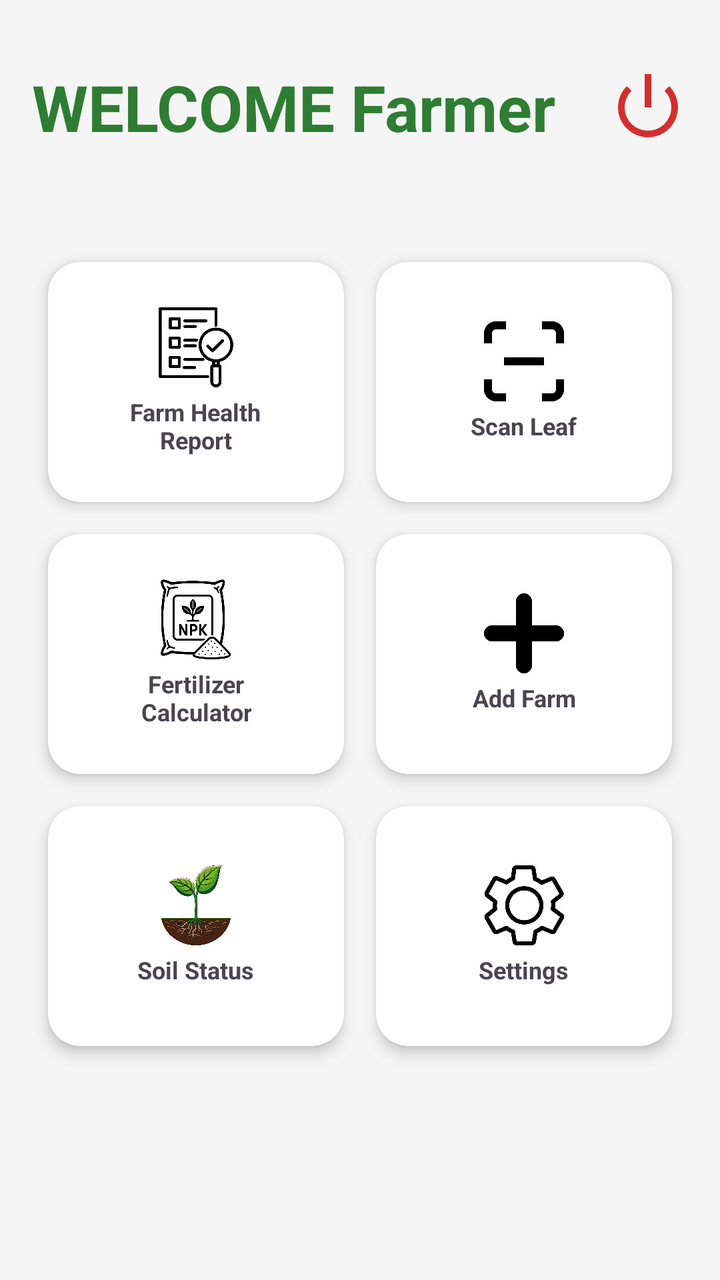
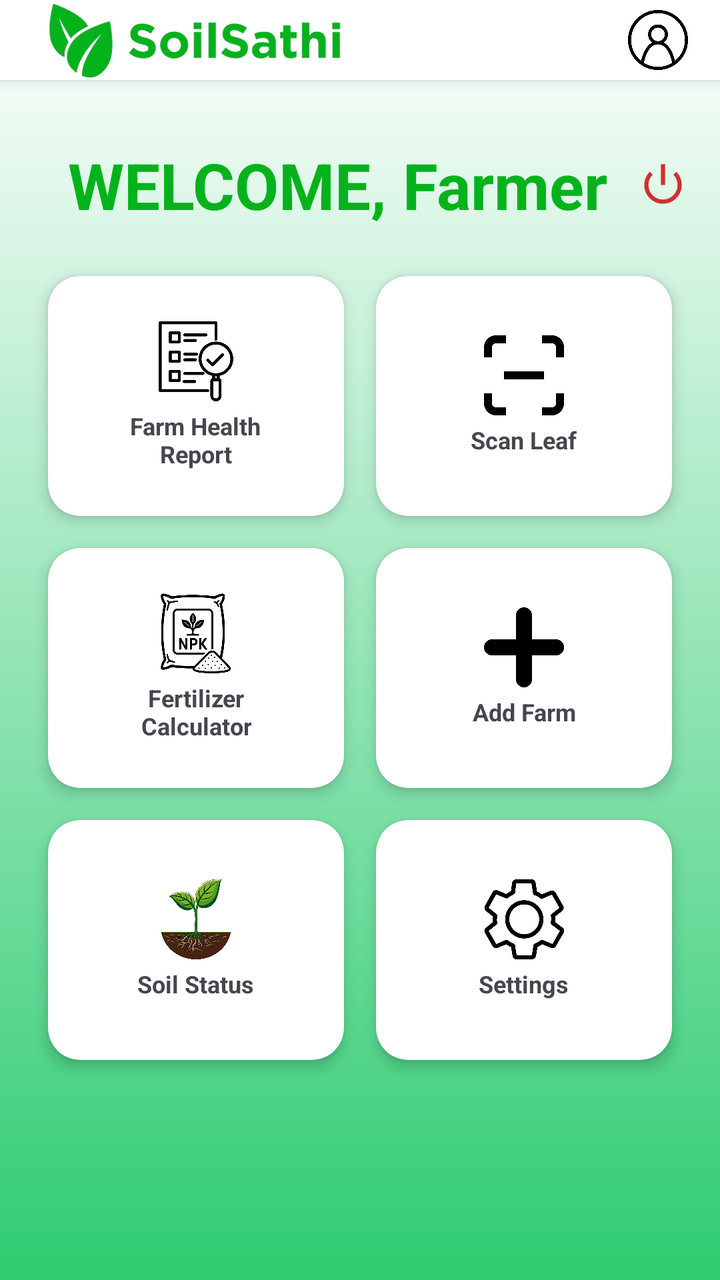

Compare the two renders of this Android layout. The source of the first and the diff that turns it into the second are given below.
<!-- AndroidManifest.xml: application theme Theme.FFHR -->
<!-- res/layout/activity_home.xml -->
<?xml version="1.0" encoding="utf-8"?>
<androidx.constraintlayout.widget.ConstraintLayout
    xmlns:android="http://schemas.android.com/apk/res/android"
    xmlns:app="http://schemas.android.com/apk/res-auto"
    android:layout_width="match_parent"
    android:layout_height="match_parent"
    android:background="#F5F5F5"
    android:padding="16dp">

    <TextView
        android:id="@+id/tvGreeting"
        android:layout_width="0dp"
        android:layout_height="wrap_content"
        android:text="WELCOME Farmer"
        android:textSize="32sp"
        android:textStyle="bold"
        android:textColor="#2E7D32"
        android:layout_marginTop="16dp"
        app:layout_constraintStart_toStartOf="parent"
        app:layout_constraintEnd_toStartOf="@+id/btnLogout"
        app:layout_constraintTop_toTopOf="parent"/>

    <ImageView
        android:id="@+id/btnLogout"
        android:layout_width="40dp"
        android:layout_height="40dp"
        android:src="@android:drawable/ic_lock_power_off"
        app:tint="#D32F2F"
        android:clickable="true"
        android:focusable="true"
        android:background="?attr/selectableItemBackgroundBorderless"
        app:layout_constraintEnd_toEndOf="parent"
        app:layout_constraintTop_toTopOf="@id/tvGreeting"
        app:layout_constraintBottom_toBottomOf="@id/tvGreeting"/>

    <FrameLayout
        android:id="@+id/fragment_container_weather"
        android:layout_width="match_parent"
        android:layout_height="wrap_content"
        android:layout_marginTop="24dp"
        app:layout_constraintTop_toBottomOf="@id/tvGreeting"
        app:layout_constraintStart_toStartOf="parent"
        app:layout_constraintEnd_toEndOf="parent" />

    <GridLayout
        android:id="@+id/gridLayout"
        android:layout_width="match_parent"
        android:layout_height="0dp"
        android:layout_marginTop="24dp"
        android:columnCount="2"
        android:rowCount="3"
        android:alignmentMode="alignMargins"
        app:layout_constraintTop_toBottomOf="@id/fragment_container_weather"
        app:layout_constraintBottom_toBottomOf="parent"
        app:layout_constraintStart_toStartOf="parent"
        app:layout_constraintEnd_toEndOf="parent">

        <androidx.cardview.widget.CardView
            android:id="@+id/cardHealthReport"
            android:layout_width="0dp"
            android:layout_height="120dp"
            android:layout_columnWeight="1"
            android:layout_margin="8dp"
            app:cardCornerRadius="16dp"
            app:cardElevation="4dp">
            <LinearLayout
                android:layout_width="match_parent"
                android:layout_height="match_parent"
                android:gravity="center"
                android:orientation="vertical">
                <ImageView android:layout_width="40dp" android:layout_height="40dp" android:src="@drawable/report" android:scaleType="fitCenter"/>
                <TextView android:layout_width="wrap_content" android:layout_height="wrap_content" android:text="Farm Health\nReport" android:textAlignment="center" android:textSize="12sp" android:textStyle="bold" android:layout_marginTop="4dp"/>
            </LinearLayout>
        </androidx.cardview.widget.CardView>

        <androidx.cardview.widget.CardView
            android:id="@+id/cardScanLeaf"
            android:layout_width="0dp"
            android:layout_height="120dp"
            android:layout_columnWeight="1"
            android:layout_margin="8dp"
            app:cardCornerRadius="16dp"
            app:cardElevation="4dp">
            <LinearLayout
                android:layout_width="match_parent"
                android:layout_height="match_parent"
                android:gravity="center"
                android:orientation="vertical">
                <ImageView android:layout_width="40dp" android:layout_height="40dp" android:src="@drawable/scan" android:scaleType="fitCenter"/>
                <TextView android:layout_width="wrap_content" android:layout_height="wrap_content" android:text="Scan Leaf" android:textAlignment="center" android:textSize="12sp" android:textStyle="bold" android:layout_marginTop="4dp"/>
            </LinearLayout>
        </androidx.cardview.widget.CardView>

        <androidx.cardview.widget.CardView
            android:id="@+id/cardFertilizer"
            android:layout_width="0dp"
            android:layout_height="120dp"
            android:layout_columnWeight="1"
            android:layout_margin="8dp"
            app:cardCornerRadius="16dp"
            app:cardElevation="4dp">
            <LinearLayout
                android:layout_width="match_parent"
                android:layout_height="match_parent"
                android:gravity="center"
                android:orientation="vertical">
                <ImageView android:layout_width="40dp" android:layout_height="40dp" android:src="@drawable/ferti" android:scaleType="fitCenter"/>
                <TextView android:layout_width="wrap_content" android:layout_height="wrap_content" android:text="Fertilizer\nCalculator" android:textAlignment="center" android:textSize="12sp" android:textStyle="bold" android:layout_marginTop="4dp"/>
            </LinearLayout>
        </androidx.cardview.widget.CardView>

        <androidx.cardview.widget.CardView
            android:id="@+id/cardAddFarm"
            android:layout_width="0dp"
            android:layout_height="120dp"
            android:layout_columnWeight="1"
            android:layout_margin="8dp"
            app:cardCornerRadius="16dp"
            app:cardElevation="4dp">
            <LinearLayout
                android:layout_width="match_parent"
                android:layout_height="match_parent"
                android:gravity="center"
                android:orientation="vertical">
                <ImageView android:layout_width="40dp" android:layout_height="40dp" android:src="@drawable/addfarm" android:scaleType="fitCenter"/>
                <TextView android:layout_width="wrap_content" android:layout_height="wrap_content" android:text="Add Farm" android:textAlignment="center" android:textSize="12sp" android:textStyle="bold" android:layout_marginTop="4dp"/>
            </LinearLayout>
        </androidx.cardview.widget.CardView>

        <androidx.cardview.widget.CardView
            android:id="@+id/cardSoilStatus"
            android:layout_width="0dp"
            android:layout_height="120dp"
            android:layout_columnWeight="1"
            android:layout_margin="8dp"
            app:cardCornerRadius="16dp"
            app:cardElevation="4dp">
            <LinearLayout
                android:layout_width="match_parent"
                android:layout_height="match_parent"
                android:gravity="center"
                android:orientation="vertical">
                <ImageView android:layout_width="40dp" android:layout_height="40dp" android:src="@drawable/soil" android:scaleType="fitCenter"/>
                <TextView android:layout_width="wrap_content" android:layout_height="wrap_content" android:text="Soil Status" android:textAlignment="center" android:textSize="12sp" android:textStyle="bold" android:layout_marginTop="4dp"/>
            </LinearLayout>
        </androidx.cardview.widget.CardView>

        <androidx.cardview.widget.CardView
            android:id="@+id/cardSettings"
            android:layout_width="0dp"
            android:layout_height="120dp"
            android:layout_columnWeight="1"
            android:layout_margin="8dp"
            app:cardCornerRadius="16dp"
            app:cardElevation="4dp">
            <LinearLayout
                android:layout_width="match_parent"
                android:layout_height="match_parent"
                android:gravity="center"
                android:orientation="vertical">
                <ImageView android:layout_width="40dp" android:layout_height="40dp" android:src="@drawable/settings" android:scaleType="fitCenter"/>
                <TextView android:layout_width="wrap_content" android:layout_height="wrap_content" android:text="Settings" android:textAlignment="center" android:textSize="12sp" android:textStyle="bold" android:layout_marginTop="4dp"/>
            </LinearLayout>
        </androidx.cardview.widget.CardView>

    </GridLayout>

</androidx.constraintlayout.widget.ConstraintLayout>
<!-- resources referenced by this layout -->
<resources>
  <!-- drawable addfarm: jpg bitmap (drawable, 5048 bytes) -->
  <!-- drawable ferti: jpg bitmap (drawable, 50295 bytes) -->
  <!-- drawable report: jpg bitmap (drawable, 14294 bytes) -->
  <!-- drawable scan: jpg bitmap (drawable, 4345 bytes) -->
  <!-- drawable settings: jpg bitmap (drawable, 31676 bytes) -->
  <!-- drawable soil: jpg bitmap (drawable, 131638 bytes) -->
  <style name="Theme.FFHR" parent="Base.Theme.FFHR" />
  <style name="Base.Theme.FFHR" parent="Theme.Material3.DayNight.NoActionBar">
          
          
      </style>
</resources>

<!-- the commit's change to res/layout/activity_home.xml (unified diff, before → after) -->
@@ -4,165 +4,304 @@
     xmlns:app="http://schemas.android.com/apk/res-auto"
     android:layout_width="match_parent"
     android:layout_height="match_parent"
-    android:background="#F5F5F5"
-    android:padding="16dp">
-
-    <TextView
-        android:id="@+id/tvGreeting"
-        android:layout_width="0dp"
-        android:layout_height="wrap_content"
-        android:text="WELCOME Farmer"
-        android:textSize="32sp"
-        android:textStyle="bold"
-        android:textColor="#2E7D32"
-        android:layout_marginTop="16dp"
-        app:layout_constraintStart_toStartOf="parent"
-        app:layout_constraintEnd_toStartOf="@+id/btnLogout"
-        app:layout_constraintTop_toTopOf="parent"/>
-
-    <ImageView
-        android:id="@+id/btnLogout"
-        android:layout_width="40dp"
-        android:layout_height="40dp"
-        android:src="@android:drawable/ic_lock_power_off"
-        app:tint="#D32F2F"
-        android:clickable="true"
-        android:focusable="true"
-        android:background="?attr/selectableItemBackgroundBorderless"
-        app:layout_constraintEnd_toEndOf="parent"
-        app:layout_constraintTop_toTopOf="@id/tvGreeting"
-        app:layout_constraintBottom_toBottomOf="@id/tvGreeting"/>
-
-    <FrameLayout
-        android:id="@+id/fragment_container_weather"
+    android:background="@drawable/login_bg_gradient">
+
+    <include
+        android:id="@+id/my_header"
+        layout="@layout/header_layout"
         android:layout_width="match_parent"
         android:layout_height="wrap_content"
-        android:layout_marginTop="24dp"
-        app:layout_constraintTop_toBottomOf="@id/tvGreeting"
+        app:layout_constraintTop_toTopOf="parent"
         app:layout_constraintStart_toStartOf="parent"
         app:layout_constraintEnd_toEndOf="parent" />
 
-    <GridLayout
-        android:id="@+id/gridLayout"
+    <ScrollView
         android:layout_width="match_parent"
         android:layout_height="0dp"
-        android:layout_marginTop="24dp"
-        android:columnCount="2"
-        android:rowCount="3"
-        android:alignmentMode="alignMargins"
-        app:layout_constraintTop_toBottomOf="@id/fragment_container_weather"
+        android:fillViewport="true"
+        app:layout_constraintTop_toBottomOf="@id/my_header"
+        app:layout_constraintBottom_toBottomOf="parent">
+
+        <androidx.constraintlayout.widget.ConstraintLayout
+            android:layout_width="match_parent"
+            android:layout_height="wrap_content"
+            android:padding="16dp">
+
+            <TextView
+                android:id="@+id/tvGreeting"
+                android:layout_width="0dp"
+                android:layout_height="wrap_content"
+                android:layout_marginStart="10dp"
+                android:layout_marginTop="15dp"
+                android:text=" WELCOME, Farmer"
+                android:textColor="#04b31b"
+                android:textSize="32sp"
+                android:textStyle="bold"
+                app:layout_constraintEnd_toStartOf="@+id/btnLogout"
+                app:layout_constraintStart_toStartOf="parent"
+                app:layout_constraintTop_toTopOf="parent" />
+
+            <ImageView
+                android:id="@+id/btnLogout"
+                android:layout_width="25dp"
+                android:layout_height="25dp"
+                android:src="@android:drawable/ic_lock_power_off"
+                app:tint="#D32F2F"
+                android:clickable="true"
+                android:focusable="true"
+                android:background="?attr/selectableItemBackgroundBorderless"
+                app:layout_constraintEnd_toEndOf="parent"
+                app:layout_constraintTop_toTopOf="@id/tvGreeting"
+                app:layout_constraintBottom_toBottomOf="@id/tvGreeting"/>
+
+            <FrameLayout
+                android:id="@+id/fragment_container_weather"
+                android:layout_width="match_parent"
+                android:layout_height="wrap_content"
+                android:layout_marginTop="10dp"
+                app:layout_constraintEnd_toEndOf="parent"
+                app:layout_constraintHorizontal_bias="0.0"
+                app:layout_constraintStart_toStartOf="parent"
+                app:layout_constraintTop_toBottomOf="@id/tvGreeting" />
+
+            <GridLayout
+                android:id="@+id/gridLayout"
+                android:layout_width="match_parent"
+                android:layout_height="wrap_content"
+                android:layout_marginBottom="80dp"
+                android:alignmentMode="alignMargins"
+                android:columnCount="2"
+                android:rowCount="3"
+                app:layout_constraintBottom_toBottomOf="parent"
+                app:layout_constraintEnd_toEndOf="parent"
+                app:layout_constraintStart_toStartOf="parent"
+                app:layout_constraintTop_toBottomOf="@id/fragment_container_weather">
+
+                <androidx.cardview.widget.CardView
+                    android:id="@+id/cardHealthReport"
+                    android:layout_width="0dp"
+                    android:layout_height="120dp"
+                    android:layout_columnWeight="1"
+                    android:layout_margin="8dp"
+                    app:cardCornerRadius="16dp"
+                    app:cardElevation="4dp">
+
+                    <LinearLayout
+                        android:layout_width="match_parent"
+                        android:layout_height="match_parent"
+                        android:gravity="center"
+                        android:orientation="vertical">
+
+                        <ImageView
+                            android:layout_width="40dp"
+                            android:layout_height="40dp"
+                            android:scaleType="fitCenter"
+                            android:src="@drawable/report" />
+
+                        <TextView
+                            android:layout_width="wrap_content"
+                            android:layout_height="wrap_content"
+                            android:layout_marginTop="4dp"
+                            android:text="Farm Health\nReport"
+                            android:textAlignment="center"
+                            android:textSize="12sp"
+                            android:textStyle="bold" />
+                    </LinearLayout>
+                </androidx.cardview.widget.CardView>
+
+                <androidx.cardview.widget.CardView
+                    android:id="@+id/cardScanLeaf"
+                    android:layout_width="0dp"
+                    android:layout_height="120dp"
+                    android:layout_columnWeight="1"
+                    android:layout_margin="8dp"
+                    app:cardCornerRadius="16dp"
+                    app:cardElevation="4dp">
+
+                    <LinearLayout
+                        android:layout_width="match_parent"
+                        android:layout_height="match_parent"
+                        android:gravity="center"
+                        android:orientation="vertical">
+
+                        <ImageView
+                            android:layout_width="40dp"
+                            android:layout_height="40dp"
+                            android:scaleType="fitCenter"
+                            android:src="@drawable/scan" />
+
+                        <TextView
+                            android:layout_width="wrap_content"
+                            android:layout_height="wrap_content"
+                            android:layout_marginTop="4dp"
+                            android:text="Scan Leaf"
+                            android:textAlignment="center"
+                            android:textSize="12sp"
+                            android:textStyle="bold" />
+                    </LinearLayout>
+                </androidx.cardview.widget.CardView>
+
+                <androidx.cardview.widget.CardView
+                    android:id="@+id/cardFertilizer"
+                    android:layout_width="0dp"
+                    android:layout_height="120dp"
+                    android:layout_columnWeight="1"
+                    android:layout_margin="8dp"
+                    app:cardCornerRadius="16dp"
+                    app:cardElevation="4dp">
+
+                    <LinearLayout
+                        android:layout_width="match_parent"
+                        android:layout_height="match_parent"
+                        android:gravity="center"
+                        android:orientation="vertical">
+
+                        <ImageView
+                            android:layout_width="40dp"
+                            android:layout_height="40dp"
+                            android:scaleType="fitCenter"
+                            android:src="@drawable/ferti" />
+
+                        <TextView
+                            android:layout_width="wrap_content"
+                            android:layout_height="wrap_content"
+                            android:layout_marginTop="4dp"
+                            android:text="Fertilizer\nCalculator"
+                            android:textAlignment="center"
+                            android:textSize="12sp"
+                            android:textStyle="bold" />
+                    </LinearLayout>
+                </androidx.cardview.widget.CardView>
+
+                <androidx.cardview.widget.CardView
+                    android:id="@+id/cardAddFarm"
+                    android:layout_width="0dp"
+                    android:layout_height="120dp"
+                    android:layout_columnWeight="1"
+                    android:layout_margin="8dp"
+                    app:cardCornerRadius="16dp"
+                    app:cardElevation="4dp">
+
+                    <LinearLayout
+                        android:layout_width="match_parent"
+                        android:layout_height="match_parent"
+                        android:gravity="center"
+                        android:orientation="vertical">
+
+                        <ImageView
+                            android:layout_width="40dp"
+                            android:layout_height="40dp"
+                            android:scaleType="fitCenter"
+                            android:src="@drawable/addfarm" />
+
+                        <TextView
+                            android:layout_width="wrap_content"
+                            android:layout_height="wrap_content"
+                            android:layout_marginTop="4dp"
+                            android:text="Add Farm"
+                            android:textAlignment="center"
+                            android:textSize="12sp"
+                            android:textStyle="bold" />
+                    </LinearLayout>
+                </androidx.cardview.widget.CardView>
+
+                <androidx.cardview.widget.CardView
+                    android:id="@+id/cardSoilStatus"
+                    android:layout_width="0dp"
+                    android:layout_height="120dp"
+                    android:layout_columnWeight="1"
+                    android:layout_margin="8dp"
+                    app:cardCornerRadius="16dp"
+                    app:cardElevation="4dp">
+
+                    <LinearLayout
+                        android:layout_width="match_parent"
+                        android:layout_height="match_parent"
+                        android:gravity="center"
+                        android:orientation="vertical">
+
+                        <ImageView
+                            android:layout_width="40dp"
+                            android:layout_height="40dp"
+                            android:scaleType="fitCenter"
+                            android:src="@drawable/soil" />
+
+                        <TextView
+                            android:layout_width="wrap_content"
+                            android:layout_height="wrap_content"
+                            android:layout_marginTop="4dp"
+                            android:text="Soil Status"
+                            android:textAlignment="center"
+                            android:textSize="12sp"
+                            android:textStyle="bold" />
+                    </LinearLayout>
+                </androidx.cardview.widget.CardView>
+
+                <androidx.cardview.widget.CardView
+                    android:id="@+id/cardSettings"
+                    android:layout_width="0dp"
+                    android:layout_height="120dp"
+                    android:layout_columnWeight="1"
+                    android:layout_margin="8dp"
+                    app:cardCornerRadius="16dp"
+                    app:cardElevation="4dp">
+
+                    <LinearLayout
+                        android:layout_width="match_parent"
+                        android:layout_height="match_parent"
+                        android:gravity="center"
+                        android:orientation="vertical">
+
+                        <ImageView
+                            android:layout_width="40dp"
+                            android:layout_height="40dp"
+                            android:scaleType="fitCenter"
+                            android:src="@drawable/settings" />
+
+                        <TextView
+                            android:layout_width="wrap_content"
+                            android:layout_height="wrap_content"
+                            android:layout_marginTop="4dp"
+                            android:text="Settings"
+                            android:textAlignment="center"
+                            android:textSize="12sp"
+                            android:textStyle="bold" />
+                    </LinearLayout>
+                </androidx.cardview.widget.CardView>
+
+            </GridLayout>
+
+        </androidx.constraintlayout.widget.ConstraintLayout>
+    </ScrollView>
+</androidx.constraintlayout.widget.ConstraintLayout>
+<!-- res/layout/header_layout.xml (included above) -->
+<?xml version="1.0" encoding="utf-8"?>
+<androidx.constraintlayout.widget.ConstraintLayout xmlns:android="http://schemas.android.com/apk/res/android"
+    xmlns:app="http://schemas.android.com/apk/res-auto"
+    android:layout_width="match_parent"
+    android:layout_height="60dp"
+    android:background="@android:color/white"
+    android:elevation="4dp">
+
+    <ImageView
+        android:id="@+id/img_logo"
+        android:layout_width="wrap_content"
+        android:layout_height="40dp"
+        android:layout_marginStart="16dp"
+        android:adjustViewBounds="true"
+        android:src="@drawable/logo"
         app:layout_constraintBottom_toBottomOf="parent"
         app:layout_constraintStart_toStartOf="parent"
-        app:layout_constraintEnd_toEndOf="parent">
-
-        <androidx.cardview.widget.CardView
-            android:id="@+id/cardHealthReport"
-            android:layout_width="0dp"
-            android:layout_height="120dp"
-            android:layout_columnWeight="1"
-            android:layout_margin="8dp"
-            app:cardCornerRadius="16dp"
-            app:cardElevation="4dp">
-            <LinearLayout
-                android:layout_width="match_parent"
-                android:layout_height="match_parent"
-                android:gravity="center"
-                android:orientation="vertical">
-                <ImageView android:layout_width="40dp" android:layout_height="40dp" android:src="@drawable/report" android:scaleType="fitCenter"/>
-                <TextView android:layout_width="wrap_content" android:layout_height="wrap_content" android:text="Farm Health\nReport" android:textAlignment="center" android:textSize="12sp" android:textStyle="bold" android:layout_marginTop="4dp"/>
-            </LinearLayout>
-        </androidx.cardview.widget.CardView>
-
-        <androidx.cardview.widget.CardView
-            android:id="@+id/cardScanLeaf"
-            android:layout_width="0dp"
-            android:layout_height="120dp"
-            android:layout_columnWeight="1"
-            android:layout_margin="8dp"
-            app:cardCornerRadius="16dp"
-            app:cardElevation="4dp">
-            <LinearLayout
-                android:layout_width="match_parent"
-                android:layout_height="match_parent"
-                android:gravity="center"
-                android:orientation="vertical">
-                <ImageView android:layout_width="40dp" android:layout_height="40dp" android:src="@drawable/scan" android:scaleType="fitCenter"/>
-                <TextView android:layout_width="wrap_content" android:layout_height="wrap_content" android:text="Scan Leaf" android:textAlignment="center" android:textSize="12sp" android:textStyle="bold" android:layout_marginTop="4dp"/>
-            </LinearLayout>
-        </androidx.cardview.widget.CardView>
-
-        <androidx.cardview.widget.CardView
-            android:id="@+id/cardFertilizer"
-            android:layout_width="0dp"
-            android:layout_height="120dp"
-            android:layout_columnWeight="1"
-            android:layout_margin="8dp"
-            app:cardCornerRadius="16dp"
-            app:cardElevation="4dp">
-            <LinearLayout
-                android:layout_width="match_parent"
-                android:layout_height="match_parent"
-                android:gravity="center"
-                android:orientation="vertical">
-                <ImageView android:layout_width="40dp" android:layout_height="40dp" android:src="@drawable/ferti" android:scaleType="fitCenter"/>
-                <TextView android:layout_width="wrap_content" android:layout_height="wrap_content" android:text="Fertilizer\nCalculator" android:textAlignment="center" android:textSize="12sp" android:textStyle="bold" android:layout_marginTop="4dp"/>
-            </LinearLayout>
-        </androidx.cardview.widget.CardView>
-
-        <androidx.cardview.widget.CardView
-            android:id="@+id/cardAddFarm"
-            android:layout_width="0dp"
-            android:layout_height="120dp"
-            android:layout_columnWeight="1"
-            android:layout_margin="8dp"
-            app:cardCornerRadius="16dp"
-            app:cardElevation="4dp">
-            <LinearLayout
-                android:layout_width="match_parent"
-                android:layout_height="match_parent"
-                android:gravity="center"
-                android:orientation="vertical">
-                <ImageView android:layout_width="40dp" android:layout_height="40dp" android:src="@drawable/addfarm" android:scaleType="fitCenter"/>
-                <TextView android:layout_width="wrap_content" android:layout_height="wrap_content" android:text="Add Farm" android:textAlignment="center" android:textSize="12sp" android:textStyle="bold" android:layout_marginTop="4dp"/>
-            </LinearLayout>
-        </androidx.cardview.widget.CardView>
-
-        <androidx.cardview.widget.CardView
-            android:id="@+id/cardSoilStatus"
-            android:layout_width="0dp"
-            android:layout_height="120dp"
-            android:layout_columnWeight="1"
-            android:layout_margin="8dp"
-            app:cardCornerRadius="16dp"
-            app:cardElevation="4dp">
-            <LinearLayout
-                android:layout_width="match_parent"
-                android:layout_height="match_parent"
-                android:gravity="center"
-                android:orientation="vertical">
-                <ImageView android:layout_width="40dp" android:layout_height="40dp" android:src="@drawable/soil" android:scaleType="fitCenter"/>
-                <TextView android:layout_width="wrap_content" android:layout_height="wrap_content" android:text="Soil Status" android:textAlignment="center" android:textSize="12sp" android:textStyle="bold" android:layout_marginTop="4dp"/>
-            </LinearLayout>
-        </androidx.cardview.widget.CardView>
-
-        <androidx.cardview.widget.CardView
-            android:id="@+id/cardSettings"
-            android:layout_width="0dp"
-            android:layout_height="120dp"
-            android:layout_columnWeight="1"
-            android:layout_margin="8dp"
-            app:cardCornerRadius="16dp"
-            app:cardElevation="4dp">
-            <LinearLayout
-                android:layout_width="match_parent"
-                android:layout_height="match_parent"
-                android:gravity="center"
-                android:orientation="vertical">
-                <ImageView android:layout_width="40dp" android:layout_height="40dp" android:src="@drawable/settings" android:scaleType="fitCenter"/>
-                <TextView android:layout_width="wrap_content" android:layout_height="wrap_content" android:text="Settings" android:textAlignment="center" android:textSize="12sp" android:textStyle="bold" android:layout_marginTop="4dp"/>
-            </LinearLayout>
-        </androidx.cardview.widget.CardView>
-
-    </GridLayout>
+        app:layout_constraintTop_toTopOf="parent" />
+
+    <ImageView
+        android:id="@+id/btn_profile"
+        android:layout_width="30dp"
+        android:layout_height="30dp"
+        android:layout_marginEnd="16dp"
+        android:src="@drawable/profile"
+        app:layout_constraintBottom_toBottomOf="parent"
+        app:layout_constraintEnd_toEndOf="parent"
+        app:layout_constraintTop_toTopOf="parent" />
 
 </androidx.constraintlayout.widget.ConstraintLayout>
<!-- resource entries referenced after the edit -->
@@ -2,6 +2,17 @@
 <resources>
   <!-- drawable addfarm: jpg bitmap (drawable, 5048 bytes) -->
   <!-- drawable ferti: jpg bitmap (drawable, 50295 bytes) -->
+  <!-- drawable login_bg_gradient (drawable) -->
+  <?xml version="1.0" encoding="utf-8"?>
+  <shape xmlns:android="http://schemas.android.com/apk/res/android">
+      <gradient
+          android:startColor="#FFFFFF"
+          android:endColor="#2ECC71"
+          android:angle="270"
+          android:type="linear" />
+  </shape>
+  <!-- drawable logo: png bitmap (drawable, 44870 bytes) -->
+  <!-- drawable profile: png bitmap (drawable, 7301 bytes) -->
   <!-- drawable report: jpg bitmap (drawable, 14294 bytes) -->
   <!-- drawable scan: jpg bitmap (drawable, 4345 bytes) -->
   <!-- drawable settings: jpg bitmap (drawable, 31676 bytes) -->
